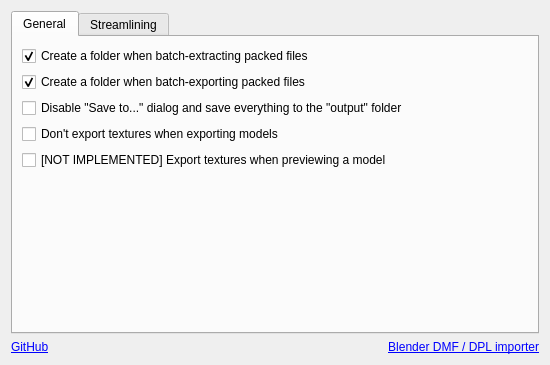
Before: the Qt Designer form ui/settings.ui in Gredwitch/Dagor-Asset-Explorer, drawn with Qt 5.
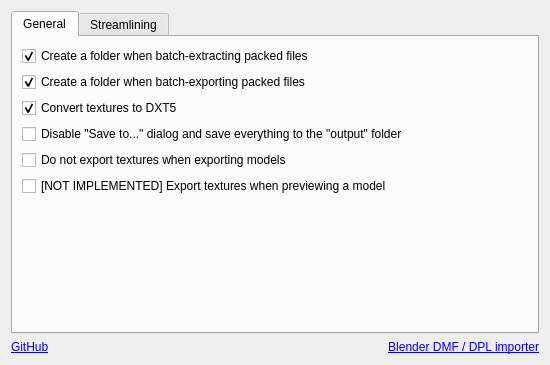
After: the same form once the commit is applied.

Commit message: gui:  - customtreeview   * Fixed the cancel button not working with Export to Source engine   * Export to Source engine no longer handles texture manipulations

```diff
--- a/ui/settings.ui
+++ b/ui/settings.ui
@@ -62,6 +62,16 @@
          </property>
         </widget>
        </item>
+       <item>
+        <widget class="QCheckBox" name="convertTex">
+         <property name="text">
+          <string>Convert textures to DXT5</string>
+         </property>
+         <property name="checked">
+          <bool>true</bool>
+         </property>
+        </widget>
+       </item>
        <item>
         <widget class="QCheckBox" name="outputFolder">
          <property name="text">
@@ -72,7 +82,7 @@
        <item>
         <widget class="QCheckBox" name="noTexExport">
          <property name="text">
-          <string>Don't export textures when exporting models</string>
+          <string>Do not export textures when exporting models</string>
          </property>
         </widget>
        </item>
```
Left out of the diff: 4 changed lines with no effect on the pictures. The commit also changes 9 other files.
